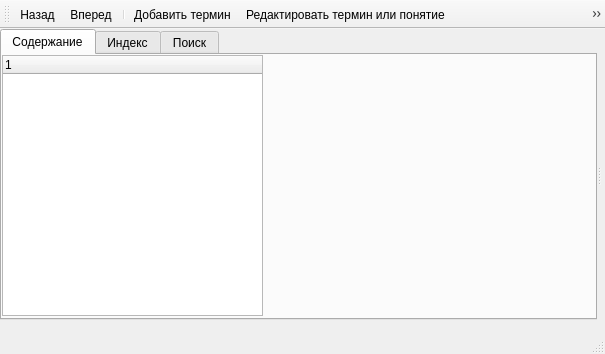
Qt form glossary-client/mainwindow.ui (Glebka/domain-glossary) before a commit.
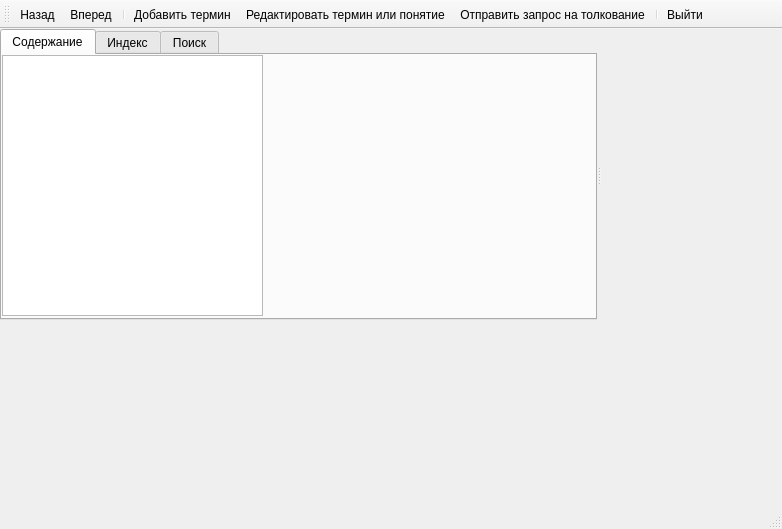
The same form after that commit. Icons and pictures are not drawn.

What changed in the file:
```diff
--- a/glossary-client/mainwindow.ui
+++ b/glossary-client/mainwindow.ui
@@ -6,8 +6,8 @@
    <rect>
     <x>0</x>
     <y>0</y>
-    <width>605</width>
-    <height>354</height>
+    <width>782</width>
+    <height>529</height>
    </rect>
   </property>
   <property name="windowTitle">
@@ -46,6 +46,9 @@
          <height>261</height>
         </rect>
        </property>
+       <property name="headerHidden">
+        <bool>true</bool>
+       </property>
        <column>
         <property name="text">
          <string notr="true">1</string>
```
Left out of the diff: 14 changed lines with no effect on the pictures.
